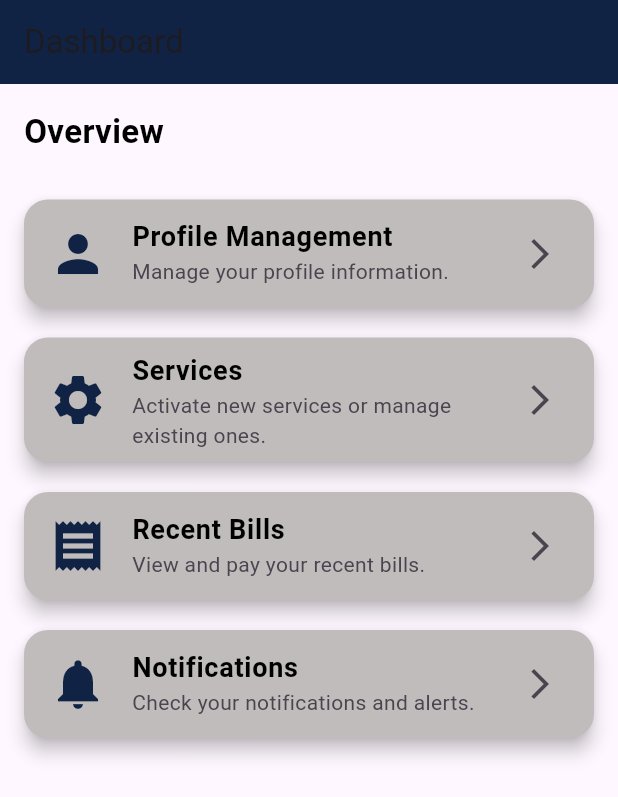
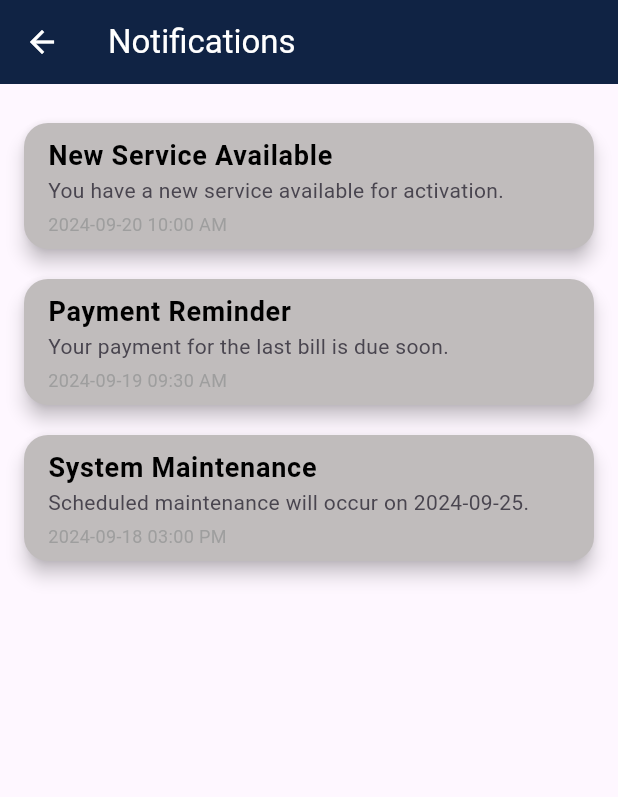
Before and after one commit to UCSC19-Middleware-Architechture-Group/Mobile-Frontend, a Flutter app: the screen it shows after launch, after a tap on "Notifications", on a phone screen of 412 x 824 dp. Shown: the top 797 px of the screen. Run offline on Flutter 3.47's test engine with Material 3 defaults, Android fonts, the phone set to English and light mode, and no system bars.

Commit message:
Added notification page

```diff
--- a/lib/main.dart
+++ b/lib/main.dart
@@ -1,6 +1,6 @@
 import 'package:flutter/material.dart';
 import 'pages/dashboard_page.dart'; // Import your dashboard page
-
+import 'pages/notifications_page.dart'; // Import your notifications page
 
 void main() {
   runApp(MyApp());
@@ -17,7 +17,7 @@
       initialRoute: '/',
       routes: {
         '/': (context) => DashboardPage(),
-
+        '/notifications': (context) => NotificationsPage(),
         // Define other routes here
       },
     );
--- a/lib/pages/dashboard_page.dart
+++ b/lib/pages/dashboard_page.dart
@@ -5,7 +5,10 @@ class DashboardPage extends StatelessWidget {
   Widget build(BuildContext context) {
     return Scaffold(
       appBar: AppBar(
-        title: Text('Dashboard'), // Added title for clarity
+        title: Text(
+          'Dashboard', // Added title for clarity
+          style: TextStyle(color: Colors.white), // Set title color to white
+        ),
         backgroundColor: Color.fromARGB(255, 16, 35, 68), // Dark blue background
       ),
       body: Padding(
--- /dev/null
+++ b/lib/pages/notifications_page.dart
@@ -0,0 +1,88 @@
+import 'package:flutter/material.dart';
+
+class NotificationsPage extends StatelessWidget {
+  final List<Map<String, String>> notifications = [
+    {
+      'title': 'New Service Available',
+      'description': 'You have a new service available for activation.',
+      'timestamp': '2024-09-20 10:00 AM',
+    },
+    {
+      'title': 'Payment Reminder',
+      'description': 'Your payment for the last bill is due soon.',
+      'timestamp': '2024-09-19 09:30 AM',
+    },
+    {
+      'title': 'System Maintenance',
+      'description': 'Scheduled maintenance will occur on 2024-09-25.',
+      'timestamp': '2024-09-18 03:00 PM',
+    },
+  ];
+
+  @override
+  Widget build(BuildContext context) {
+    return Scaffold(
+      appBar: AppBar(
+        title: Text(
+          'Notifications', // Added title for clarity
+          style: TextStyle(color: Colors.white), // Set title color to white
+        ),
+        iconTheme: IconThemeData(color: Colors.white), // Set back arrow color to white
+        backgroundColor: Color.fromARGB(255, 16, 35, 68), // Dark blue background
+      ),
+      body: Padding(
+        padding: const EdgeInsets.all(16.0),
+        child: ListView.builder(
+          itemCount: notifications.length,
+          itemBuilder: (context, index) {
+            final notification = notifications[index];
+            return _buildNotificationCard(
+              title: notification['title']!,
+              description: notification['description']!,
+              timestamp: notification['timestamp']!,
+            );
+          },
+        ),
+      ),
+    );
+  }
+
+  Widget _buildNotificationCard({
+    required String title,
+    required String description,
+    required String timestamp,
+  }) {
+    return Card(
+      shape: RoundedRectangleBorder(
+        borderRadius: BorderRadius.circular(16),
+      ),
+      elevation: 5,
+      margin: const EdgeInsets.symmetric(vertical: 10),
+      color: Color.fromARGB(255, 192, 188, 188), // Light gray background for cards
+      child: ListTile(
+        title: Text(
+          title,
+          style: TextStyle(
+            fontSize: 18,
+            fontWeight: FontWeight.bold,
+            color: Colors.black,
+          ),
+        ),
+        subtitle: Column(
+          crossAxisAlignment: CrossAxisAlignment.start,
+          children: [
+            Text(description),
+            SizedBox(height: 4),
+            Text(
+              timestamp,
+              style: TextStyle(
+                color: Colors.grey,
+                fontSize: 12,
+              ),
+            ),
+          ],
+        ),
+      ),
+    );
+  }
+}
```
